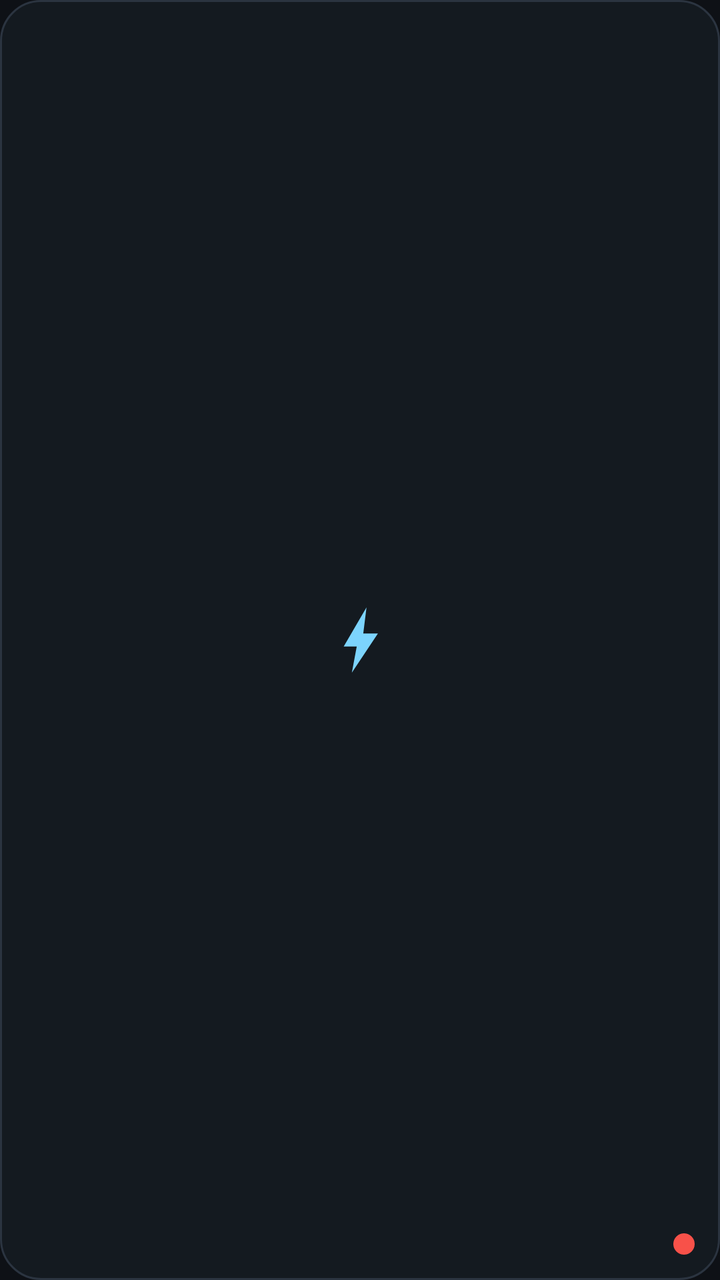
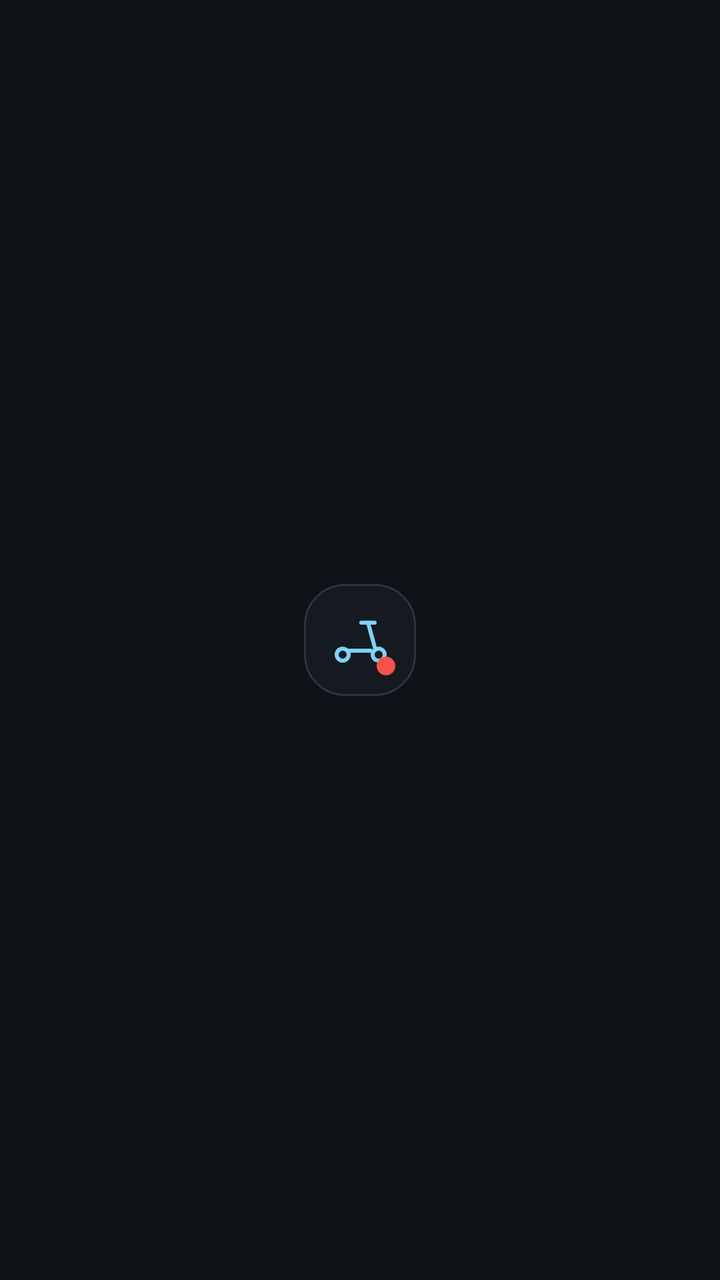

Screens rendered from an Android XML layout before and after an edit, with the pre-edit source and the edit as a unified diff.
<!-- AndroidManifest.xml: application theme Theme.Etwow -->
<!-- res/layout/widget_speed_limit.xml -->
<?xml version="1.0" encoding="utf-8"?>
<FrameLayout xmlns:android="http://schemas.android.com/apk/res/android"
    android:id="@+id/widget_root"
    android:layout_width="match_parent"
    android:layout_height="match_parent"
    android:background="@drawable/widget_background"
    android:padding="10dp">

    <ImageView
        android:id="@+id/widget_logo"
        android:layout_width="44dp"
        android:layout_height="44dp"
        android:layout_gravity="center"
        android:contentDescription="@null"
        android:src="@drawable/ic_widget_logo" />

    <ImageView
        android:id="@+id/widget_dot"
        android:layout_width="16dp"
        android:layout_height="16dp"
        android:layout_gravity="bottom|end"
        android:contentDescription="@null"
        android:src="@drawable/ic_dot_red" />
</FrameLayout>
<!-- resources referenced by this layout -->
<resources>
  <!-- drawable ic_dot_red (drawable) -->
  <?xml version="1.0" encoding="utf-8"?>
  <vector xmlns:android="http://schemas.android.com/apk/res/android"
      android:width="20dp"
      android:height="20dp"
      android:viewportWidth="24"
      android:viewportHeight="24">
      <path
          android:fillColor="#F85149"
          android:pathData="M12,4a8,8 0 1,0 0,16a8,8 0 1,0 0,-16z" />
  </vector>
  <!-- drawable ic_widget_logo (drawable) -->
  <?xml version="1.0" encoding="utf-8"?>
  <vector xmlns:android="http://schemas.android.com/apk/res/android"
      android:width="44dp"
      android:height="44dp"
      android:viewportWidth="108"
      android:viewportHeight="108">
      <path
          android:fillColor="#7CD4FD"
          android:pathData="M62,14L34,62h16l-6,32 32,-48H58z" />
  </vector>
  <!-- drawable widget_background (drawable) -->
  <?xml version="1.0" encoding="utf-8"?>
  <shape xmlns:android="http://schemas.android.com/apk/res/android"
      android:shape="rectangle">
      <corners android:radius="20dp" />
      <solid android:color="#E6161B22" />
      <stroke
          android:width="1dp"
          android:color="#2B3440" />
  </shape>
  <style name="Theme.Etwow" parent="android:Theme.Material.NoActionBar">
          <item name="android:windowBackground">@color/etwow_background</item>
          <item name="android:statusBarColor">@color/etwow_background</item>
          <item name="android:navigationBarColor">@color/etwow_background</item>
          <item name="android:windowLightStatusBar">false</item>
      </style>
  <color name="etwow_background">#0E1116</color>
</resources>

<!-- the commit's change to res/layout/widget_speed_limit.xml (unified diff, before → after) -->
@@ -1,24 +1,30 @@
 <?xml version="1.0" encoding="utf-8"?>
 <FrameLayout xmlns:android="http://schemas.android.com/apk/res/android"
-    android:id="@+id/widget_root"
     android:layout_width="match_parent"
-    android:layout_height="match_parent"
-    android:background="@drawable/widget_background"
-    android:padding="10dp">
+    android:layout_height="match_parent">
 
-    <ImageView
-        android:id="@+id/widget_logo"
-        android:layout_width="44dp"
-        android:layout_height="44dp"
+    <FrameLayout
+        android:id="@+id/widget_root"
+        android:layout_width="56dp"
+        android:layout_height="56dp"
         android:layout_gravity="center"
-        android:contentDescription="@null"
-        android:src="@drawable/ic_widget_logo" />
+        android:background="@drawable/widget_background"
+        android:padding="8dp">
 
-    <ImageView
-        android:id="@+id/widget_dot"
-        android:layout_width="16dp"
-        android:layout_height="16dp"
-        android:layout_gravity="bottom|end"
-        android:contentDescription="@null"
-        android:src="@drawable/ic_dot_red" />
+        <ImageView
+            android:id="@+id/widget_logo"
+            android:layout_width="36dp"
+            android:layout_height="36dp"
+            android:layout_gravity="center"
+            android:contentDescription="@null"
+            android:src="@drawable/ic_widget_logo" />
+
+        <ImageView
+            android:id="@+id/widget_dot"
+            android:layout_width="14dp"
+            android:layout_height="14dp"
+            android:layout_gravity="bottom|end"
+            android:contentDescription="@null"
+            android:src="@drawable/ic_dot_red" />
+    </FrameLayout>
 </FrameLayout>
<!-- resource entries referenced after the edit -->
@@ -18,9 +18,32 @@
       android:height="44dp"
       android:viewportWidth="108"
       android:viewportHeight="108">
+      
       <path
-          android:fillColor="#7CD4FD"
-          android:pathData="M62,14L34,62h16l-6,32 32,-48H58z" />
+          android:pathData="M19,76A9,9 0 1,1 37,76A9,9 0 1,1 19,76Z"
+          android:strokeColor="#7CD4FD"
+          android:strokeLineCap="round"
+          android:strokeWidth="6" />
+      <path
+          android:pathData="M73,76A9,9 0 1,1 91,76A9,9 0 1,1 73,76Z"
+          android:strokeColor="#7CD4FD"
+          android:strokeLineCap="round"
+          android:strokeWidth="6" />
+      <path
+          android:pathData="M36,70L70,70"
+          android:strokeColor="#7CD4FD"
+          android:strokeLineCap="round"
+          android:strokeWidth="6" />
+      <path
+          android:pathData="M77,68L66,28"
+          android:strokeColor="#7CD4FD"
+          android:strokeLineCap="round"
+          android:strokeWidth="6" />
+      <path
+          android:pathData="M56,28L76,28"
+          android:strokeColor="#7CD4FD"
+          android:strokeLineCap="round"
+          android:strokeWidth="6" />
   </vector>
   <!-- drawable widget_background (drawable) -->
   <?xml version="1.0" encoding="utf-8"?>
